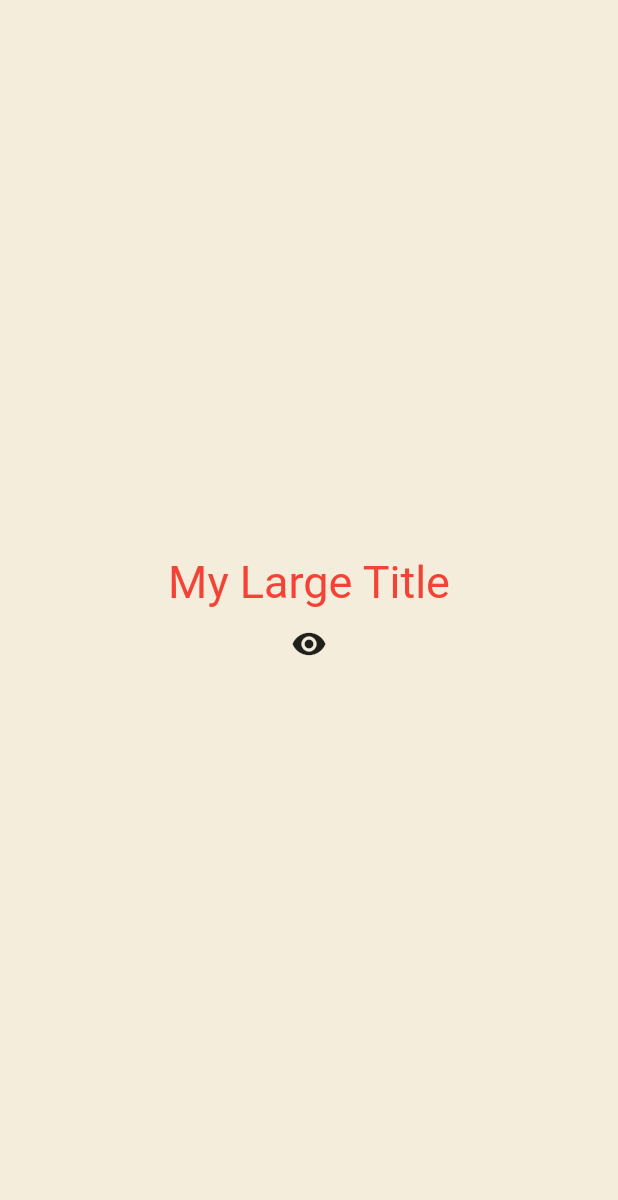
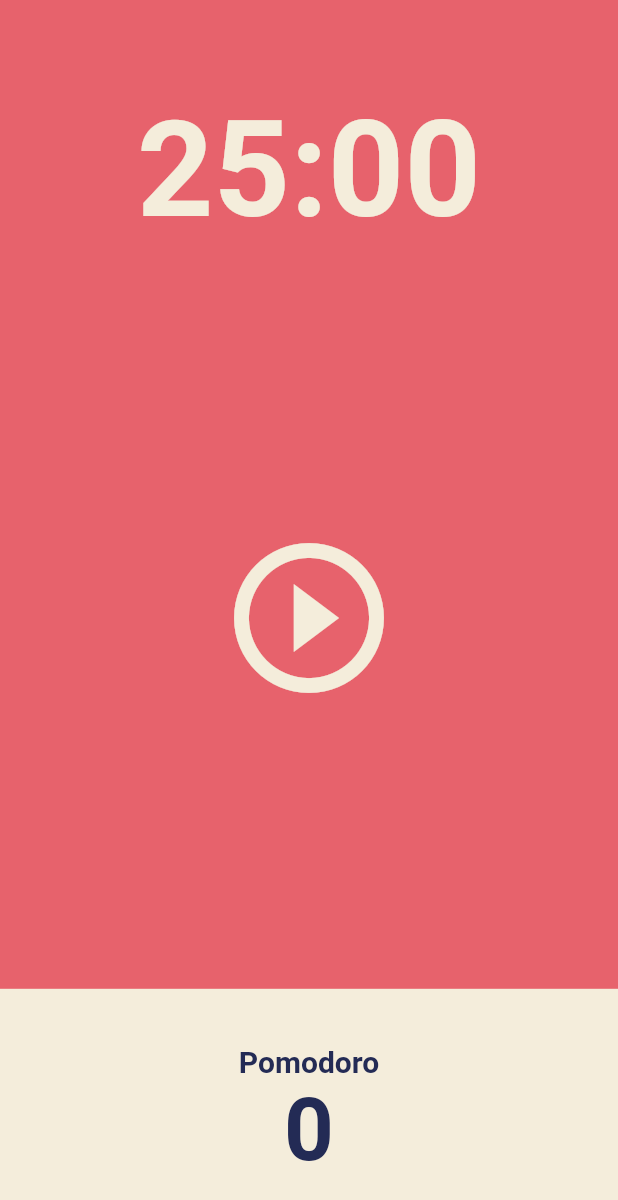
Before and after one commit to minha62/flutter_clone_pomodoro, a Flutter app: the screen it shows after launch, on a phone screen of 412 x 824 dp. Shown: the top 1200 px of the screen. Run offline on Flutter 3.47's test engine with Material 2 defaults, Android fonts, the phone set to English and light mode, and no system bars.

Commit message:
Pomodoro initial UI

```diff
--- a/lib/main.dart
+++ b/lib/main.dart
@@ -1,89 +1,27 @@
 import 'package:flutter/material.dart';
+import 'package:flutter_clone_pomo/screens/home_screen.dart';
 
 void main() {
   runApp(const MyApp());
 }
 
-class MyApp extends StatefulWidget {
+class MyApp extends StatelessWidget {
   const MyApp({super.key});
-
-  @override
-  State<MyApp> createState() => _MyAppState();
-}
-
-class _MyAppState extends State<MyApp> {
-  bool showTitle = true;
-
-  void toggleTitle() {
-    setState(() {
-      showTitle = !showTitle;
-    });
-  }
 
   @override
   Widget build(BuildContext context) {
     return MaterialApp(
       theme: ThemeData(
+        colorScheme:
+            ColorScheme.fromSwatch(backgroundColor: const Color(0xFFE7626C)),
         textTheme: const TextTheme(
-          titleLarge: TextStyle(
-            color: Colors.red,
+          displayLarge: TextStyle(
+            color: Color(0xFF232B55),
           ),
         ),
+        cardColor: const Color(0xFFF4EDDB),
       ),
-      home: Scaffold(
-        backgroundColor: const Color(0xFFF4EDDB),
-        body: Center(
-          child: Column(
-            mainAxisAlignment: MainAxisAlignment.center, // Column의 주축은 수직 방향
-            children: [
-              // Icon눌러서 title을 숨기면 위젯 트리에서 제거되고 dispose() 실행됨
-              // 다시 Icon 눌러서 title 생기면 initState()와 build() 실행됨
-              showTitle ? const MyLargeTitle() : const Text('nothing'),
-              IconButton(
-                  onPressed: toggleTitle,
-                  icon: const Icon(Icons.remove_red_eye))
-            ],
-          ),
-        ),
-      ),
+      home: const HomeScreen(),
     );
   }
 }
-
-class MyLargeTitle extends StatefulWidget {
-  const MyLargeTitle({
-    super.key,
-  });
-
-  @override
-  State<MyLargeTitle> createState() => _MyLargeTitleState();
-}
-
-class _MyLargeTitleState extends State<MyLargeTitle> {
-  int count = 0; // 대부분의 경우 initState() 사용하지 않고 여기서 상태 변수 선언
-
-  @override
-  void initState() {
-    // initState()는 항상 build() 전에 실행됨
-    super.initState();
-    print('initState');
-  }
-
-  @override
-  void dispose() {
-    super.dispose();
-    print('dispose');
-  }
-
-  @override
-  Widget build(BuildContext context) {
-    print('build');
-    return Text(
-      'My Large Title',
-      style: TextStyle(
-        fontSize: 30,
-        color: Theme.of(context).textTheme.titleLarge!.color,
-      ),
-    );
-  }
-}
--- /dev/null
+++ b/lib/screens/home_screen.dart
@@ -0,0 +1,85 @@
+import 'package:flutter/material.dart';
+
+class HomeScreen extends StatefulWidget {
+  const HomeScreen({super.key});
+
+  @override
+  State<HomeScreen> createState() => _HomeScreenState();
+}
+
+class _HomeScreenState extends State<HomeScreen> {
+  @override
+  Widget build(BuildContext context) {
+    return Scaffold(
+        backgroundColor: Theme.of(context).colorScheme.background,
+        body: Column(
+          children: [
+            Flexible(
+              flex: 1,
+              child: Container(
+                alignment: Alignment.bottomCenter,
+                child: Text(
+                  '25:00',
+                  style: TextStyle(
+                    color: Theme.of(context).cardColor,
+                    fontSize: 89,
+                    fontWeight: FontWeight.w600,
+                  ),
+                ),
+              ),
+            ),
+            Flexible(
+              flex: 3,
+              child: Center(
+                child: IconButton(
+                  iconSize: 120,
+                  color: Theme.of(context).cardColor,
+                  onPressed: () {},
+                  icon: const Icon(Icons.play_circle_outline),
+                ),
+              ),
+            ),
+            Flexible(
+              flex: 1,
+              child: Row(
+                children: [
+                  Expanded(
+                    child: Container(
+                      decoration: BoxDecoration(
+                        color: Theme.of(context).cardColor,
+                      ),
+                      child: Column(
+                          mainAxisAlignment: MainAxisAlignment.center,
+                          children: [
+                            Text(
+                              'Pomodoro',
+                              style: TextStyle(
+                                fontSize: 20,
+                                fontWeight: FontWeight.w600,
+                                color: Theme.of(context)
+                                    .textTheme
+                                    .displayLarge!
+                                    .color,
+                              ),
+                            ),
+                            Text(
+                              '0',
+                              style: TextStyle(
+                                fontSize: 58,
+                                fontWeight: FontWeight.w600,
+                                color: Theme.of(context)
+                                    .textTheme
+                                    .displayLarge!
+                                    .color,
+                              ),
+                            ),
+                          ]),
+                    ),
+                  ),
+                ],
+              ),
+            ),
+          ],
+        ));
+  }
+}
```
